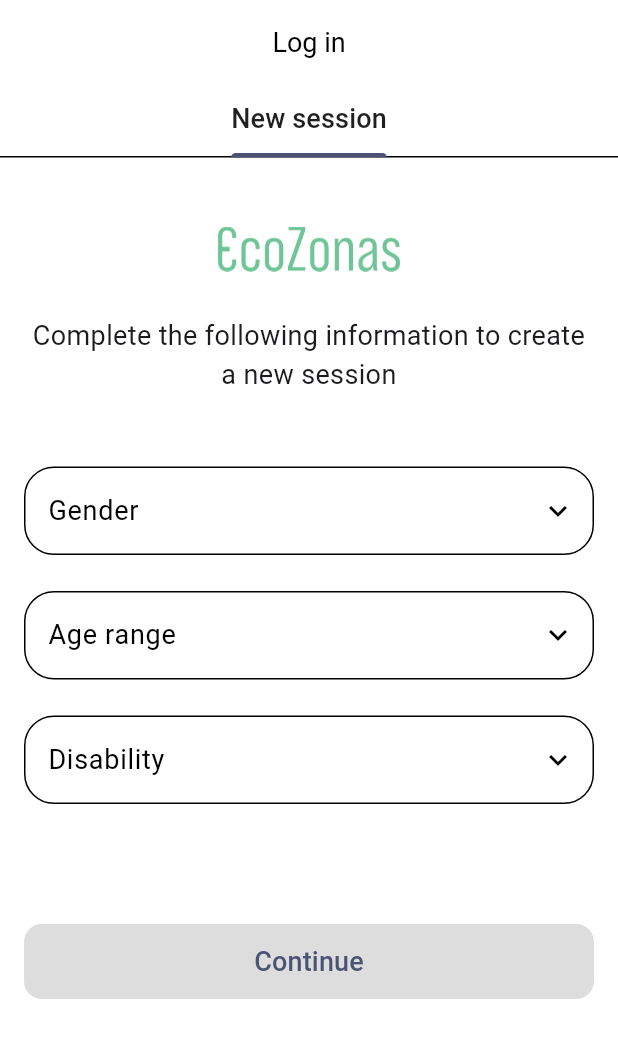
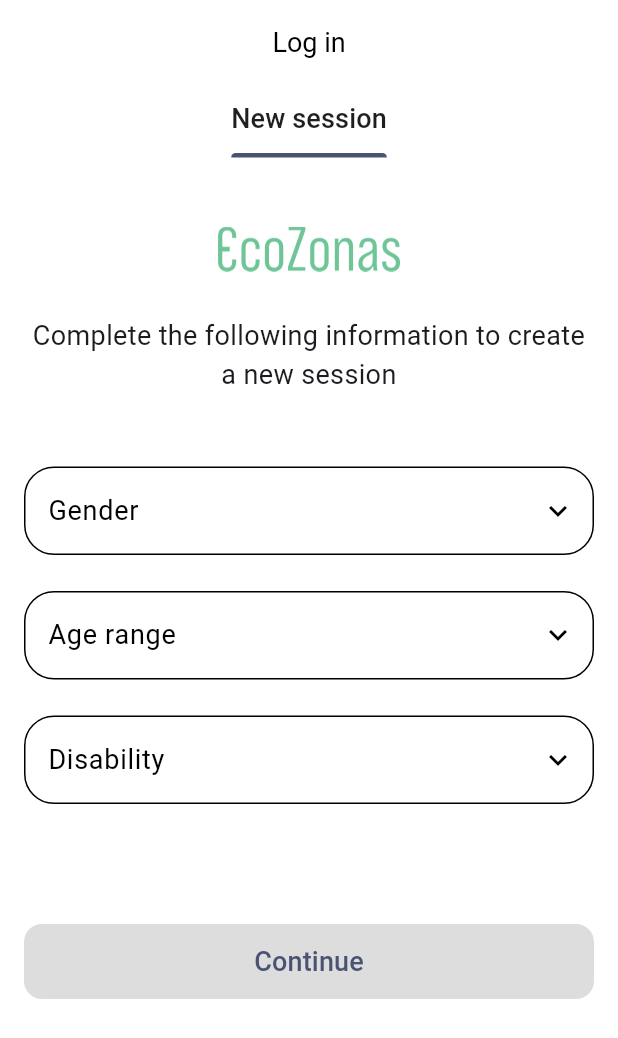
Before and after one commit to CodeandoMexico/ecozonas-app-mapeo, a Flutter app: the LoginTabContent screen opened directly, on a phone screen of 412 x 824 dp. Shown: the top 1038 px of the screen. Run offline on Flutter 3.47's test engine with Material 3 defaults, Android fonts, the phone set to English and light mode, and no system bars; our stand-ins replace bloc, carousel_slider, equatable, flutter_bloc, flutter_svg, image_picker and 4 more; missing offline and left inert: mapbox_gl; accounts and stored records are empty; generated files the repository leaves out were written again.

Commit message:
Update gradle

```diff
--- a/lib/src/ui/dialogs/new_session_confirm_dialog.dart
+++ b/lib/src/ui/dialogs/new_session_confirm_dialog.dart
@@ -20,6 +20,7 @@
     const styleField = TextStyle(fontSize: 14);
 
     return AlertDialog(
+      backgroundColor: Colors.white,
       contentPadding: const EdgeInsets.all(0),
       shape: RoundedRectangleBorder(
         borderRadius: BorderRadius.circular(Constants.padding)
--- a/lib/src/ui/pages/login_module/tabs_container/login_tab_content.dart
+++ b/lib/src/ui/pages/login_module/tabs_container/login_tab_content.dart
@@ -89,6 +89,7 @@
         indicatorColor: Constants.darkBlueColor,
         indicatorWeight: 3,
         tabs: tabs,
+        dividerColor: Colors.white,
       ),
       iconTheme: const IconThemeData(
         color: Colors.black,
--- a/lib/src/ui/utils/dialogs.dart
+++ b/lib/src/ui/utils/dialogs.dart
@@ -11,6 +11,7 @@
     context: context,
     builder: (context) {
       return AlertDialog(
+        backgroundColor: Colors.white,
         content: Padding(
           padding: const EdgeInsets.only(top: Constants.paddingSmall),
           child: Row(
@@ -39,6 +40,7 @@
     context: context,
     builder: (context) {
       return Dialog(
+        backgroundColor: Colors.white,
         child: Padding(
           padding: const EdgeInsets.fromLTRB(20, 20, 20, 8),
           child: Wrap(
--- a/lib/src/ui/widgets/bottom_navigation_bar_widget.dart
+++ b/lib/src/ui/widgets/bottom_navigation_bar_widget.dart
@@ -22,6 +22,7 @@
       unselectedItemColor: Colors.grey,
       showUnselectedLabels: true,
       type: BottomNavigationBarType.fixed,
+      backgroundColor: Colors.white,
       items: [
         BottomNavigationBarItem(
           icon: const Icon(Icons.map),
--- a/lib/src/ui/widgets/mapaton/activities_draggable.dart
+++ b/lib/src/ui/widgets/mapaton/activities_draggable.dart
@@ -136,6 +136,7 @@
               );
             },
             child: Chip(
+              backgroundColor: Colors.white,
               label: Row(
                 children: [
                   Text(_selectedCategory),
--- a/pubspec.yaml
+++ b/pubspec.yaml
@@ -46,7 +46,7 @@
   # google_maps_flutter: ^2.5.0
   http: ^1.1.0
   image_picker: ^1.0.4
-  intl: ^0.18.1
+  intl: ^0.19.0
   location: ^6.0.2
   mapbox_gl: ^0.16.0
   path: ^1.8.3
```
Also changed, not shown: 2 other files.
